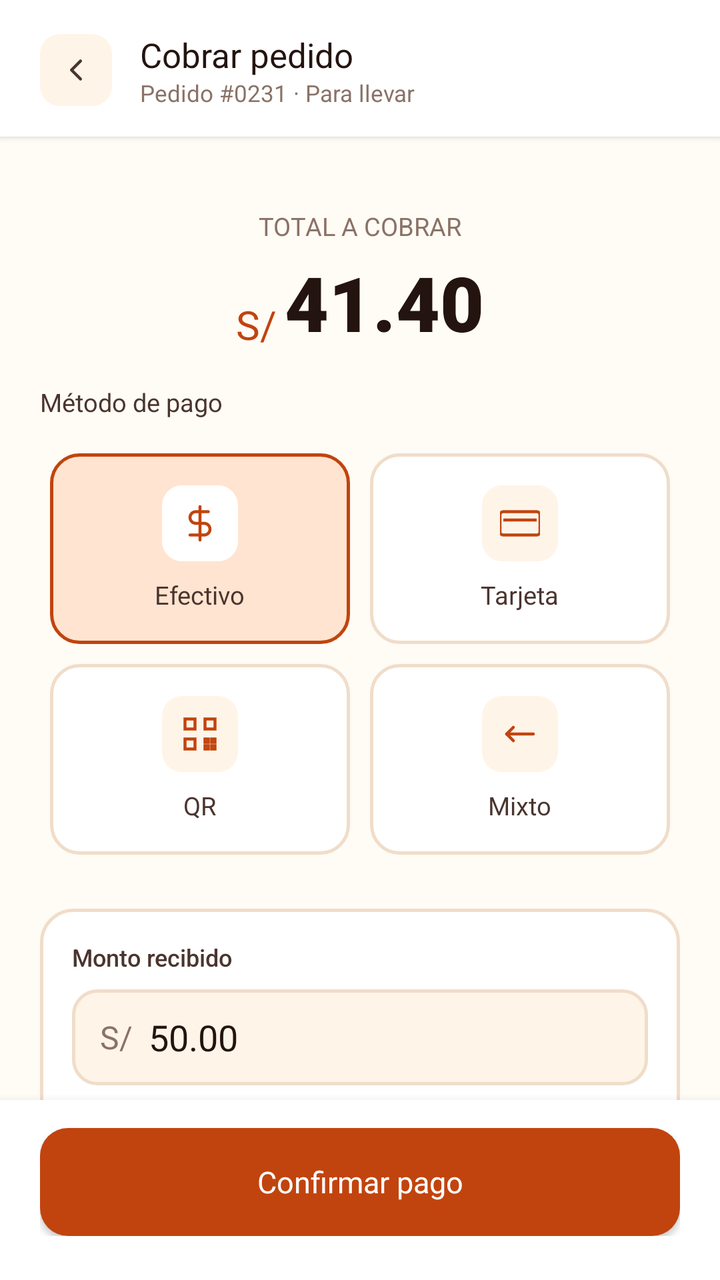
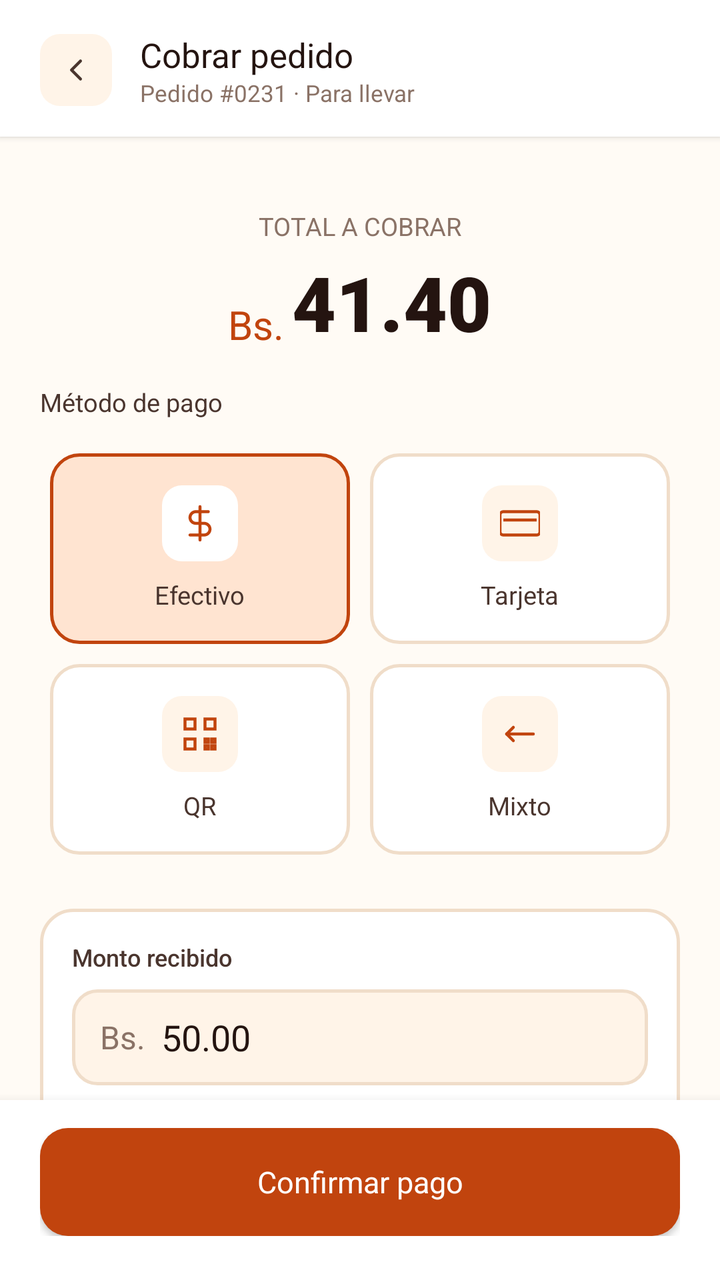

The first picture is an Android layout as it rendered before a commit; the second is the same layout after the commit. The layout source and the unified diff follow.
<!-- AndroidManifest.xml: application theme Theme.Pollogithub -->
<!-- res/layout/activity_pago.xml -->
<?xml version="1.0" encoding="utf-8"?>
<androidx.constraintlayout.widget.ConstraintLayout xmlns:android="http://schemas.android.com/apk/res/android"
    xmlns:app="http://schemas.android.com/apk/res-auto"
    xmlns:tools="http://schemas.android.com/tools"
    android:id="@+id/mainPago"
    android:layout_width="match_parent"
    android:layout_height="match_parent"
    android:background="@color/paper_50"
    tools:context=".PagoActivity">

    
    <LinearLayout
        android:id="@+id/headerPago"
        android:layout_width="match_parent"
        android:layout_height="wrap_content"
        android:background="@color/white"
        android:elevation="2dp"
        android:gravity="center_vertical"
        android:orientation="horizontal"
        android:paddingHorizontal="20dp"
        android:paddingTop="16dp"
        android:paddingBottom="14dp"
        app:layout_constraintEnd_toEndOf="parent"
        app:layout_constraintStart_toStartOf="parent"
        app:layout_constraintTop_toTopOf="parent">

        <ImageButton
            android:id="@+id/btnBack"
            android:layout_width="36dp"
            android:layout_height="36dp"
            android:background="@drawable/bg_back_btn"
            android:contentDescription="Volver"
            android:src="@drawable/ic_back_arrow" />

        <LinearLayout
            android:layout_width="wrap_content"
            android:layout_height="wrap_content"
            android:layout_marginStart="14dp"
            android:orientation="vertical">

            <TextView
                android:layout_width="wrap_content"
                android:layout_height="wrap_content"
                android:fontFamily="sans-serif-bold"
                android:text="@string/title_pay"
                android:textColor="@color/char_900"
                android:textSize="17sp" />

            <TextView
                android:layout_width="wrap_content"
                android:layout_height="wrap_content"
                android:fontFamily="sans-serif"
                android:text="@string/subtitle_pay"
                android:textColor="@color/char_400"
                android:textSize="11.5sp" />
        </LinearLayout>
    </LinearLayout>

    
    <androidx.core.widget.NestedScrollView
        android:layout_width="match_parent"
        android:layout_height="0dp"
        android:clipToPadding="false"
        android:paddingBottom="20dp"
        app:layout_constraintBottom_toTopOf="@id/footerPago"
        app:layout_constraintTop_toBottomOf="@id/headerPago">

        <LinearLayout
            android:layout_width="match_parent"
            android:layout_height="wrap_content"
            android:orientation="vertical"
            android:padding="20dp">

            
            <LinearLayout
                android:layout_width="match_parent"
                android:layout_height="wrap_content"
                android:gravity="center"
                android:orientation="vertical"
                android:paddingVertical="16dp">

                <TextView
                    android:layout_width="wrap_content"
                    android:layout_height="wrap_content"
                    android:fontFamily="sans-serif-bold"
                    android:text="@string/label_total_to_pay"
                    android:textColor="@color/char_400"
                    android:textSize="12.5sp" />

                <LinearLayout
                    android:layout_width="wrap_content"
                    android:layout_height="wrap_content"
                    android:layout_marginTop="4dp"
                    android:gravity="top"
                    android:orientation="horizontal">

                    <TextView
                        android:layout_width="wrap_content"
                        android:layout_height="wrap_content"
                        android:layout_marginTop="4dp"
                        android:layout_marginEnd="4dp"
                        android:fontFamily="sans-serif-bold"
                        android:text="S/"
                        android:textColor="@color/ember_600"
                        android:textSize="20sp" />

                    <TextView
                        android:id="@+id/tvTotalAmount"
                        android:layout_width="wrap_content"
                        android:layout_height="wrap_content"
                        android:fontFamily="sans-serif-black"
                        android:text="41.40"
                        android:textColor="@color/char_900"
                        android:textSize="38sp" />
                </LinearLayout>
            </LinearLayout>

            
            <TextView
                android:layout_width="wrap_content"
                android:layout_height="wrap_content"
                android:layout_marginBottom="12dp"
                android:fontFamily="sans-serif-bold"
                android:text="@string/section_payment_method"
                android:textColor="@color/char_700"
                android:textSize="12.5sp" />

            
            <GridLayout
                android:layout_width="match_parent"
                android:layout_height="wrap_content"
                android:layout_marginBottom="22dp"
                android:columnCount="2"
                android:rowCount="2">

                
                <LinearLayout
                    android:id="@+id/methodEfectivo"
                    android:layout_width="0dp"
                    android:layout_height="wrap_content"
                    android:layout_columnWeight="1"
                    android:layout_margin="5dp"
                    android:background="@drawable/bg_method_selected"
                    android:clickable="true"
                    android:focusable="true"
                    android:gravity="center"
                    android:orientation="vertical"
                    android:paddingVertical="16dp">

                    <FrameLayout
                        android:id="@+id/iconEfectivo"
                        android:layout_width="38dp"
                        android:layout_height="38dp"
                        android:background="@drawable/bg_method_icon_selected">

                        <ImageView
                            android:layout_width="20dp"
                            android:layout_height="20dp"
                            android:layout_gravity="center"
                            android:contentDescription="@string/method_cash"
                            android:src="@drawable/ic_method_cash" />
                    </FrameLayout>

                    <TextView
                        android:id="@+id/txtEfectivo"
                        android:layout_width="wrap_content"
                        android:layout_height="wrap_content"
                        android:layout_marginTop="8dp"
                        android:fontFamily="sans-serif-bold"
                        android:text="@string/method_cash"
                        android:textColor="@color/char_700"
                        android:textSize="12.5sp" />
                </LinearLayout>

                
                <LinearLayout
                    android:id="@+id/methodTarjeta"
                    android:layout_width="0dp"
                    android:layout_height="wrap_content"
                    android:layout_columnWeight="1"
                    android:layout_margin="5dp"
                    android:background="@drawable/bg_method_unselected"
                    android:clickable="true"
                    android:focusable="true"
                    android:gravity="center"
                    android:orientation="vertical"
                    android:paddingVertical="16dp">

                    <FrameLayout
                        android:id="@+id/iconTarjeta"
                        android:layout_width="38dp"
                        android:layout_height="38dp"
                        android:background="@drawable/bg_method_icon_unselected">

                        <ImageView
                            android:layout_width="20dp"
                            android:layout_height="20dp"
                            android:layout_gravity="center"
                            android:contentDescription="@string/method_card"
                            android:src="@drawable/ic_method_card" />
                    </FrameLayout>

                    <TextView
                        android:id="@+id/txtTarjeta"
                        android:layout_width="wrap_content"
                        android:layout_height="wrap_content"
                        android:layout_marginTop="8dp"
                        android:fontFamily="sans-serif-bold"
                        android:text="@string/method_card"
                        android:textColor="@color/char_700"
                        android:textSize="12.5sp" />
                </LinearLayout>

                
                <LinearLayout
                    android:id="@+id/methodQR"
                    android:layout_width="0dp"
                    android:layout_height="wrap_content"
                    android:layout_columnWeight="1"
                    android:layout_margin="5dp"
                    android:background="@drawable/bg_method_unselected"
                    android:clickable="true"
                    android:focusable="true"
                    android:gravity="center"
                    android:orientation="vertical"
                    android:paddingVertical="16dp">

                    <FrameLayout
                        android:id="@+id/iconQR"
                        android:layout_width="38dp"
                        android:layout_height="38dp"
                        android:background="@drawable/bg_method_icon_unselected">

                        <ImageView
                            android:layout_width="20dp"
                            android:layout_height="20dp"
                            android:layout_gravity="center"
                            android:contentDescription="@string/method_qr"
                            android:src="@drawable/ic_method_qr" />
                    </FrameLayout>

                    <TextView
                        android:id="@+id/txtQR"
                        android:layout_width="wrap_content"
                        android:layout_height="wrap_content"
                        android:layout_marginTop="8dp"
                        android:fontFamily="sans-serif-bold"
                        android:text="@string/method_qr"
                        android:textColor="@color/char_700"
                        android:textSize="12.5sp" />
                </LinearLayout>

                
                <LinearLayout
                    android:id="@+id/methodMixto"
                    android:layout_width="0dp"
                    android:layout_height="wrap_content"
                    android:layout_columnWeight="1"
                    android:layout_margin="5dp"
                    android:background="@drawable/bg_method_unselected"
                    android:clickable="true"
                    android:focusable="true"
                    android:gravity="center"
                    android:orientation="vertical"
                    android:paddingVertical="16dp">

                    <FrameLayout
                        android:id="@+id/iconMixto"
                        android:layout_width="38dp"
                        android:layout_height="38dp"
                        android:background="@drawable/bg_method_icon_unselected">

                        <ImageView
                            android:layout_width="20dp"
                            android:layout_height="20dp"
                            android:layout_gravity="center"
                            android:contentDescription="@string/method_mixed"
                            android:src="@drawable/ic_method_mixed" />
                    </FrameLayout>

                    <TextView
                        android:id="@+id/txtMixto"
                        android:layout_width="wrap_content"
                        android:layout_height="wrap_content"
                        android:layout_marginTop="8dp"
                        android:fontFamily="sans-serif-bold"
                        android:text="@string/method_mixed"
                        android:textColor="@color/char_700"
                        android:textSize="12.5sp" />
                </LinearLayout>
            </GridLayout>

            
            <LinearLayout
                android:id="@+id/cashPanel"
                android:layout_width="match_parent"
                android:layout_height="wrap_content"
                android:background="@drawable/bg_cash_panel"
                android:orientation="vertical"
                android:padding="16dp">

                <TextView
                    android:layout_width="wrap_content"
                    android:layout_height="wrap_content"
                    android:layout_marginBottom="8dp"
                    android:fontFamily="sans-serif-medium"
                    android:text="@string/label_amount_received"
                    android:textColor="@color/char_700"
                    android:textSize="12sp" />

                
                <LinearLayout
                    android:layout_width="match_parent"
                    android:layout_height="48dp"
                    android:layout_marginBottom="14dp"
                    android:background="@drawable/bg_cash_input"
                    android:gravity="center_vertical"
                    android:orientation="horizontal"
                    android:paddingHorizontal="14dp">

                    <TextView
                        android:layout_width="wrap_content"
                        android:layout_height="wrap_content"
                        android:fontFamily="sans-serif-bold"
                        android:text="S/"
                        android:textColor="@color/char_400"
                        android:textSize="16sp" />

                    <EditText
                        android:id="@+id/etAmountReceived"
                        android:layout_width="0dp"
                        android:layout_height="match_parent"
                        android:layout_weight="1"
                        android:background="@null"
                        android:fontFamily="sans-serif-bold"
                        android:importantForAutofill="no"
                        android:inputType="numberDecimal"
                        android:paddingHorizontal="8dp"
                        android:text="50.00"
                        android:textColor="@color/char_900"
                        android:textSize="18sp" />
                </LinearLayout>

                
                <LinearLayout
                    android:layout_width="match_parent"
                    android:layout_height="wrap_content"
                    android:layout_marginBottom="16dp"
                    android:orientation="horizontal">

                    <androidx.appcompat.widget.AppCompatButton
                        android:id="@+id/btnQuickExact"
                        android:layout_width="0dp"
                        android:layout_height="38dp"
                        android:layout_marginEnd="6dp"
                        android:layout_weight="1"
                        android:background="@drawable/bg_quick_cash_btn"
                        android:fontFamily="sans-serif-bold"
                        android:text="Exacto"
                        android:textAllCaps="false"
                        android:textColor="@color/char_700"
                        android:textSize="12sp" />

                    <androidx.appcompat.widget.AppCompatButton
                        android:id="@+id/btnQuick45"
                        android:layout_width="0dp"
                        android:layout_height="38dp"
                        android:layout_marginEnd="6dp"
                        android:layout_weight="1"
                        android:background="@drawable/bg_quick_cash_btn"
                        android:fontFamily="sans-serif-bold"
                        android:text="S/ 45"
                        android:textAllCaps="false"
                        android:textColor="@color/char_700"
                        android:textSize="12sp" />

                    <androidx.appcompat.widget.AppCompatButton
                        android:id="@+id/btnQuick50"
                        android:layout_width="0dp"
                        android:layout_height="38dp"
                        android:layout_marginEnd="6dp"
                        android:layout_weight="1"
                        android:background="@drawable/bg_quick_cash_btn"
                        android:fontFamily="sans-serif-bold"
                        android:text="S/ 50"
                        android:textAllCaps="false"
                        android:textColor="@color/char_700"
                        android:textSize="12sp" />

                    <androidx.appcompat.widget.AppCompatButton
                        android:id="@+id/btnQuick100"
                        android:layout_width="0dp"
                        android:layout_height="38dp"
                        android:layout_weight="1"
                        android:background="@drawable/bg_quick_cash_btn"
                        android:fontFamily="sans-serif-bold"
                        android:text="S/ 100"
                        android:textAllCaps="false"
                        android:textColor="@color/char_700"
                        android:textSize="12sp" />
                </LinearLayout>

                
                <LinearLayout
                    android:id="@+id/changeRow"
                    android:layout_width="match_parent"
                    android:layout_height="wrap_content"
                    android:background="@drawable/bg_change_row"
                    android:gravity="center_vertical"
                    android:orientation="horizontal"
                    android:paddingHorizontal="14dp"
                    android:paddingVertical="12dp">

                    <TextView
                        android:layout_width="0dp"
                        android:layout_height="wrap_content"
                        android:layout_weight="1"
                        android:fontFamily="sans-serif-bold"
                        android:text="@string/label_change_due"
                        android:textColor="@color/ok_600"
                        android:textSize="12.5sp" />

                    <TextView
                        android:id="@+id/tvChangeDue"
                        android:layout_width="wrap_content"
                        android:layout_height="wrap_content"
                        android:fontFamily="sans-serif-black"
                        android:text="S/ 8.60"
                        android:textColor="@color/ok_600"
                        android:textSize="17sp" />
                </LinearLayout>
            </LinearLayout>
        </LinearLayout>
    </androidx.core.widget.NestedScrollView>

    
    <FrameLayout
        android:id="@+id/footerPago"
        android:layout_width="match_parent"
        android:layout_height="wrap_content"
        android:background="@color/white"
        android:elevation="8dp"
        android:paddingHorizontal="20dp"
        android:paddingTop="14dp"
        android:paddingBottom="22dp"
        app:layout_constraintBottom_toBottomOf="parent"
        app:layout_constraintEnd_toEndOf="parent"
        app:layout_constraintStart_toStartOf="parent">

        <androidx.appcompat.widget.AppCompatButton
            android:id="@+id/btnConfirmPayment"
            android:layout_width="match_parent"
            android:layout_height="54dp"
            android:background="@drawable/bg_button_primary"
            android:elevation="4dp"
            android:fontFamily="sans-serif-bold"
            android:text="@string/btn_confirm_payment"
            android:textAllCaps="false"
            android:textColor="@color/white"
            android:textSize="15sp" />
    </FrameLayout>

</androidx.constraintlayout.widget.ConstraintLayout>
<!-- resources referenced by this layout -->
<resources>
  <color name="char_400">#8A7266</color>
  <color name="char_700">#4A352E</color>
  <color name="char_900">#241410</color>
  <color name="ember_600">#C1440E</color>
  <color name="ok_600">#4A7C3F</color>
  <color name="paper_50">#FFFBF5</color>
  <color name="white">#FFFFFFFF</color>
  <!-- drawable bg_back_btn (drawable) -->
  <?xml version="1.0" encoding="utf-8"?>
  <ripple xmlns:android="http://schemas.android.com/apk/res/android"
      android:color="#1AE8590C">
      <item>
          <shape android:shape="rectangle">
              <solid android:color="@color/paper_100" />
              <corners android:radius="10dp" />
          </shape>
      </item>
  </ripple>
  <!-- drawable bg_cash_input (drawable) -->
  <?xml version="1.0" encoding="utf-8"?>
  <shape xmlns:android="http://schemas.android.com/apk/res/android"
      android:shape="rectangle">
      <solid android:color="@color/paper_100" />
      <stroke
          android:width="1.5dp"
          android:color="@color/line_color" />
      <corners android:radius="12dp" />
  </shape>
  <!-- drawable bg_cash_panel (drawable) -->
  <?xml version="1.0" encoding="utf-8"?>
  <shape xmlns:android="http://schemas.android.com/apk/res/android"
      android:shape="rectangle">
      <solid android:color="@color/white" />
      <stroke
          android:width="1.5dp"
          android:color="@color/line_color" />
      <corners android:radius="16dp" />
  </shape>
  <!-- drawable bg_change_row (drawable) -->
  <?xml version="1.0" encoding="utf-8"?>
  <shape xmlns:android="http://schemas.android.com/apk/res/android"
      android:shape="rectangle">
      <solid android:color="@color/ok_100" />
      <corners android:radius="12dp" />
  </shape>
  <!-- drawable bg_method_icon_selected (drawable) -->
  <?xml version="1.0" encoding="utf-8"?>
  <shape xmlns:android="http://schemas.android.com/apk/res/android"
      android:shape="rectangle">
      <solid android:color="@color/white" />
      <corners android:radius="10dp" />
  </shape>
  <!-- drawable bg_method_icon_unselected (drawable) -->
  <?xml version="1.0" encoding="utf-8"?>
  <shape xmlns:android="http://schemas.android.com/apk/res/android"
      android:shape="rectangle">
      <solid android:color="@color/paper_100" />
      <corners android:radius="10dp" />
  </shape>
  <!-- drawable bg_method_selected (drawable) -->
  <?xml version="1.0" encoding="utf-8"?>
  <shape xmlns:android="http://schemas.android.com/apk/res/android"
      android:shape="rectangle">
      <solid android:color="@color/ember_100" />
      <stroke
          android:width="1.5dp"
          android:color="@color/ember_600" />
      <corners android:radius="14dp" />
  </shape>
  <!-- drawable bg_method_unselected (drawable) -->
  <?xml version="1.0" encoding="utf-8"?>
  <shape xmlns:android="http://schemas.android.com/apk/res/android"
      android:shape="rectangle">
      <solid android:color="@color/white" />
      <stroke
          android:width="1.5dp"
          android:color="@color/line_color" />
      <corners android:radius="14dp" />
  </shape>
  <string name="btn_confirm_payment">Confirmar pago</string>
  <string name="label_amount_received">Monto recibido</string>
  <string name="label_change_due">Vuelto a entregar</string>
  <string name="label_total_to_pay">TOTAL A COBRAR</string>
  <string name="method_card">Tarjeta</string>
  <string name="method_cash">Efectivo</string>
  <string name="method_mixed">Mixto</string>
  <string name="method_qr">QR</string>
  <string name="section_payment_method">Método de pago</string>
  <string name="subtitle_pay">Pedido #0231 · Para llevar</string>
  <string name="title_pay">Cobrar pedido</string>
  <style name="Theme.Pollogithub" parent="Base.Theme.Pollogithub" />
  <color name="paper_100">#FFF4E8</color>
  <color name="line_color">#F0DDC9</color>
  <color name="ok_100">#E3F0DF</color>
  <color name="ember_100">#FFE4D1</color>
  <!-- unchanged entries left out for length: 8 -->
</resources>

<!-- the commit's change to res/layout/activity_pago.xml (unified diff, before → after) -->
@@ -100,7 +100,7 @@
                         android:layout_marginTop="4dp"
                         android:layout_marginEnd="4dp"
                         android:fontFamily="sans-serif-bold"
-                        android:text="S/"
+                        android:text="Bs."
                         android:textColor="@color/ember_600"
                         android:textSize="20sp" />
 
@@ -322,7 +322,7 @@
                         android:layout_width="wrap_content"
                         android:layout_height="wrap_content"
                         android:fontFamily="sans-serif-bold"
-                        android:text="S/"
+                        android:text="Bs."
                         android:textColor="@color/char_400"
                         android:textSize="16sp" />
 
@@ -369,7 +369,7 @@
                         android:layout_weight="1"
                         android:background="@drawable/bg_quick_cash_btn"
                         android:fontFamily="sans-serif-bold"
-                        android:text="S/ 45"
+                        android:text="Bs. 45"
                         android:textAllCaps="false"
                         android:textColor="@color/char_700"
                         android:textSize="12sp" />
@@ -382,7 +382,7 @@
                         android:layout_weight="1"
                         android:background="@drawable/bg_quick_cash_btn"
                         android:fontFamily="sans-serif-bold"
-                        android:text="S/ 50"
+                        android:text="Bs. 50"
                         android:textAllCaps="false"
                         android:textColor="@color/char_700"
                         android:textSize="12sp" />
@@ -394,7 +394,7 @@
                         android:layout_weight="1"
                         android:background="@drawable/bg_quick_cash_btn"
                         android:fontFamily="sans-serif-bold"
-                        android:text="S/ 100"
+                        android:text="Bs. 100"
                         android:textAllCaps="false"
                         android:textColor="@color/char_700"
                         android:textSize="12sp" />
@@ -425,7 +425,7 @@
                         android:layout_width="wrap_content"
                         android:layout_height="wrap_content"
                         android:fontFamily="sans-serif-black"
-                        android:text="S/ 8.60"
+                        android:text="Bs. 8.60"
                         android:textColor="@color/ok_600"
                         android:textSize="17sp" />
                 </LinearLayout>
